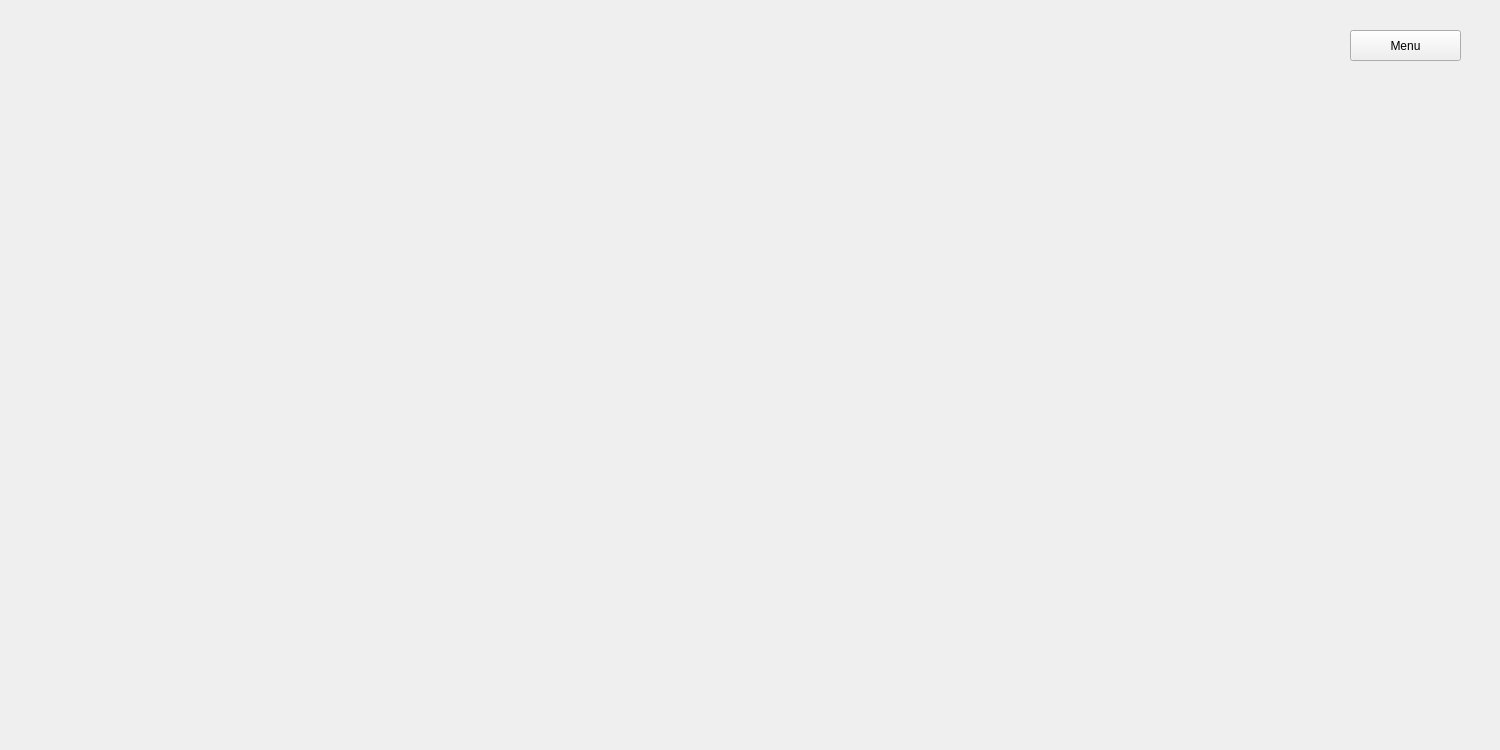
Qt form TowerDefense/source/mainwindow.ui (vanny-laure-lamorte/POODPUML) before a commit.
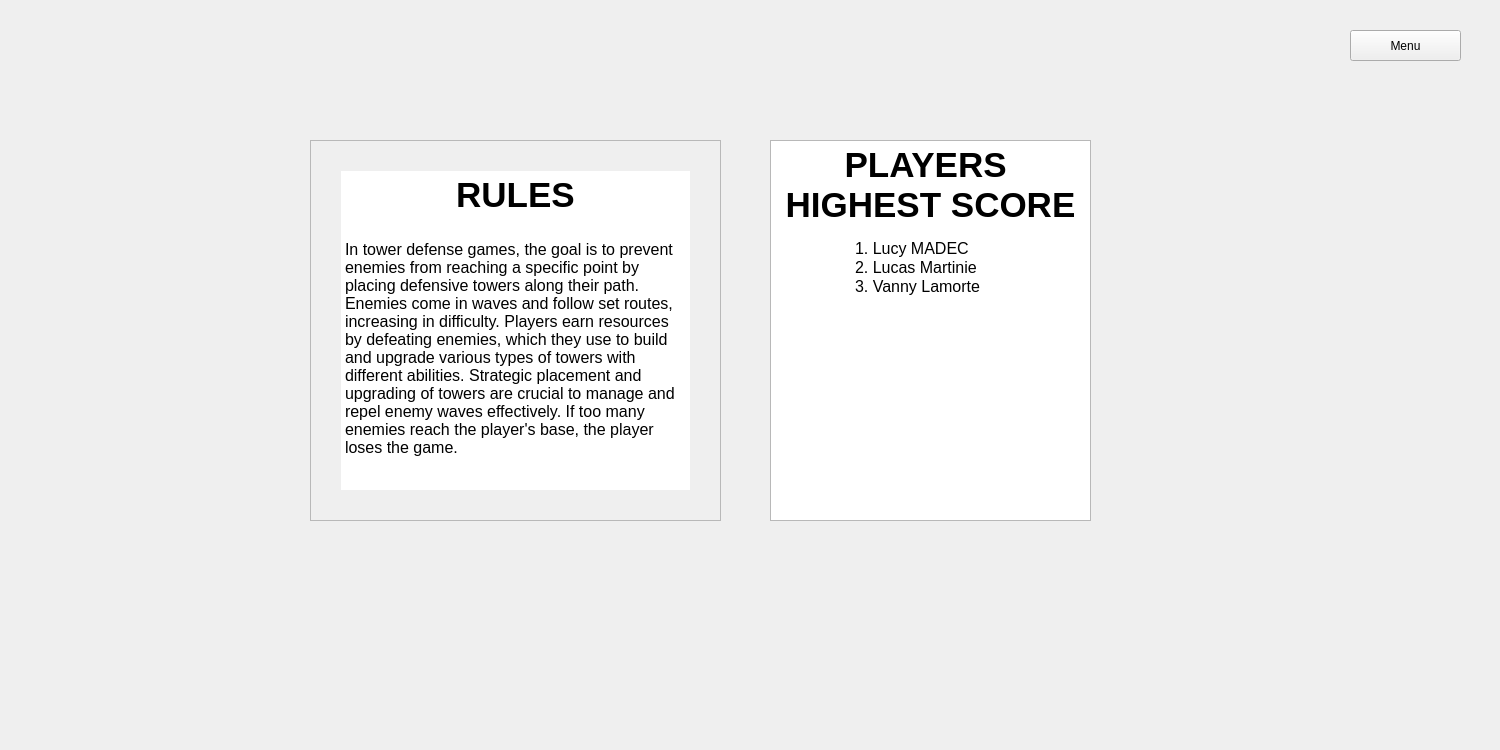
The same form after that commit. Icons and pictures are not drawn.

Commit message: (feat) add design for rule page

```diff
--- a/TowerDefense/source/mainwindow.ui
+++ b/TowerDefense/source/mainwindow.ui
@@ -677,6 +677,13 @@
      <zorder>btnMute</zorder>
     </widget>
     <widget class="QWidget" name="pageRule">
+     <property name="styleSheet">
+      <string notr="true">QWidget#pageRule {
+    border-image: url(:/assets/img/gameBackgroundrule.png) 0 0 0 0 stretch stretch;
+    background-repeat: no-repeat;
+    background-position: center;
+}</string>
+     </property>
      <widget class="QPushButton" name="backToMenu">
       <property name="geometry">
        <rect>
@@ -690,6 +697,72 @@
        <string>Menu</string>
       </property>
      </widget>
+     <widget class="QTextEdit" name="textEdit">
+      <property name="geometry">
+       <rect>
+        <x>310</x>
+        <y>140</y>
+        <width>411</width>
+        <height>381</height>
+       </rect>
+      </property>
+      <property name="styleSheet">
+       <string notr="true">padding: 30px;</string>
+      </property>
+      <property name="html">
+       <string>&lt;!DOCTYPE HTML PUBLIC &quot;-//W3C//DTD HTML 4.0//EN&quot; &quot;http://www.w3.org/TR/REC-html40/strict.dtd&quot;&gt;
+&lt;html&gt;&lt;head&gt;&lt;meta name=&quot;qrichtext&quot; content=&quot;1&quot; /&gt;&lt;meta charset=&quot;utf-8&quot; /&gt;&lt;style type=&quot;text/css&quot;&gt;
+p, li { white-space: pre-wrap; }
+hr { height: 1px; border-width: 0; }
+li.unchecked::marker { content: &quot;\2610&quot;; }
+li.checked::marker { content: &quot;\2612&quot;; }
+&lt;/style&gt;&lt;/head&gt;&lt;body style=&quot; font-family:'Segoe UI'; font-size:9pt; font-weight:400; font-style:normal;&quot;&gt;
+&lt;p align=&quot;center&quot; style=&quot; margin-top:0px; margin-bottom:0px; margin-left:0px; margin-right:0px; -qt-block-indent:0; text-indent:0px;&quot;&gt;&lt;span style=&quot; font-size:26pt; font-weight:700;&quot;&gt;RULES&lt;/span&gt;&lt;/p&gt;
+&lt;p style=&quot;-qt-paragraph-type:empty; margin-top:0px; margin-bottom:0px; margin-left:0px; margin-right:0px; -qt-block-indent:0; text-indent:0px; font-size:16pt;&quot;&gt;&lt;br /&gt;&lt;/p&gt;
+&lt;p style=&quot; margin-top:0px; margin-bottom:0px; margin-left:0px; margin-right:0px; -qt-block-indent:0; text-indent:0px;&quot;&gt;&lt;span style=&quot; font-size:12pt;&quot;&gt;In tower defense games, the goal is to prevent enemies from reaching a specific point by placing defensive towers along their path. Enemies come in waves and follow set routes, increasing in difficulty. Players earn resources by defeating enemies, which they use to build and upgrade various types of towers with different abilities. Strategic placement and upgrading of towers are crucial to manage and repel enemy waves effectively. If too many enemies reach the player's base, the player loses the game.&lt;/span&gt;&lt;/p&gt;&lt;/body&gt;&lt;/html&gt;</string>
+      </property>
+     </widget>
+     <widget class="QTextEdit" name="textEdit_2">
+      <property name="geometry">
+       <rect>
+        <x>770</x>
+        <y>140</y>
+        <width>321</width>
+        <height>381</height>
+       </rect>
+      </property>
+      <property name="html">
+       <string>&lt;!DOCTYPE HTML PUBLIC &quot;-//W3C//DTD HTML 4.0//EN&quot; &quot;http://www.w3.org/TR/REC-html40/strict.dtd&quot;&gt;
+&lt;html&gt;&lt;head&gt;&lt;meta name=&quot;qrichtext&quot; content=&quot;1&quot; /&gt;&lt;meta charset=&quot;utf-8&quot; /&gt;&lt;style type=&quot;text/css&quot;&gt;
+p, li { white-space: pre-wrap; }
+hr { height: 1px; border-width: 0; }
+li.unchecked::marker { content: &quot;\2610&quot;; }
+li.checked::marker { content: &quot;\2612&quot;; }
+&lt;/style&gt;&lt;/head&gt;&lt;body style=&quot; font-family:'Segoe UI'; font-size:9pt; font-weight:400; font-style:normal;&quot;&gt;
+&lt;p align=&quot;center&quot; style=&quot; margin-top:0px; margin-bottom:0px; margin-left:0px; margin-right:0px; -qt-block-indent:0; text-indent:0px;&quot;&gt;&lt;span style=&quot; font-size:26pt; font-weight:700;&quot;&gt;PLAYERS &lt;/span&gt;&lt;/p&gt;
+&lt;p align=&quot;center&quot; style=&quot; margin-top:0px; margin-bottom:0px; margin-left:0px; margin-right:0px; -qt-block-indent:0; text-indent:0px;&quot;&gt;&lt;span style=&quot; font-size:26pt; font-weight:700;&quot;&gt;HIGHEST SCORE&lt;/span&gt;&lt;/p&gt;
+&lt;p style=&quot;-qt-paragraph-type:empty; margin-top:0px; margin-bottom:0px; margin-left:0px; margin-right:0px; -qt-block-indent:0; text-indent:0px;&quot;&gt;&lt;br /&gt;&lt;/p&gt;
+&lt;p style=&quot; margin-top:0px; margin-bottom:0px; margin-left:0px; margin-right:0px; -qt-block-indent:0; text-indent:0px;&quot;&gt;	&lt;span style=&quot; font-size:12pt;&quot;&gt;1. Lucy MADEC&lt;/span&gt;&lt;/p&gt;
+&lt;p style=&quot; margin-top:0px; margin-bottom:0px; margin-left:0px; margin-right:0px; -qt-block-indent:0; text-indent:0px;&quot;&gt;&lt;span style=&quot; font-size:12pt;&quot;&gt;	2. Lucas Martinie &lt;/span&gt;&lt;/p&gt;
+&lt;p style=&quot; margin-top:0px; margin-bottom:0px; margin-left:0px; margin-right:0px; -qt-block-indent:0; text-indent:0px;&quot;&gt;&lt;span style=&quot; font-size:12pt;&quot;&gt;	3. Vanny Lamorte&lt;/span&gt;&lt;/p&gt;&lt;/body&gt;&lt;/html&gt;</string>
+      </property>
+     </widget>
+     <widget class="QLabel" name="cup">
+      <property name="geometry">
+       <rect>
+        <x>900</x>
+        <y>390</y>
+        <width>71</width>
+        <height>111</height>
+       </rect>
+      </property>
+      <property name="text">
+       <string/>
+      </property>
+      <property name="pixmap">
+       <pixmap resource="../ressources.qrc">:/assets/img/bestPlayer.png</pixmap>
+      </property>
+     </widget>
     </widget>
    </widget>
   </widget>
```
The commit also changes 56 other files.
